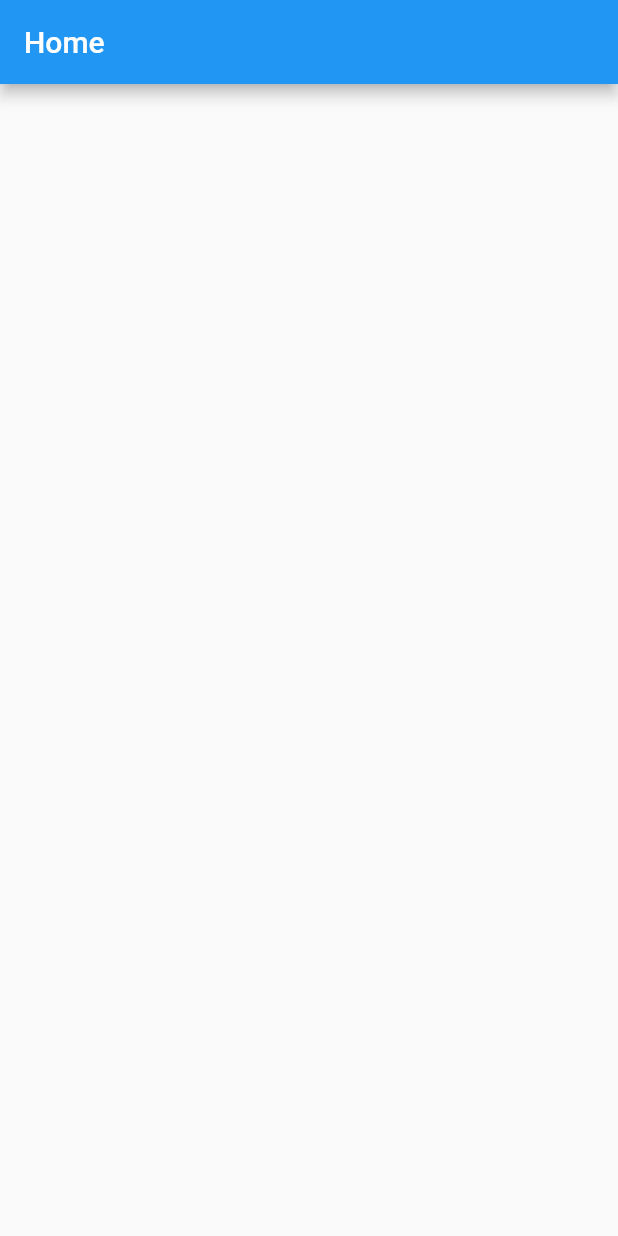
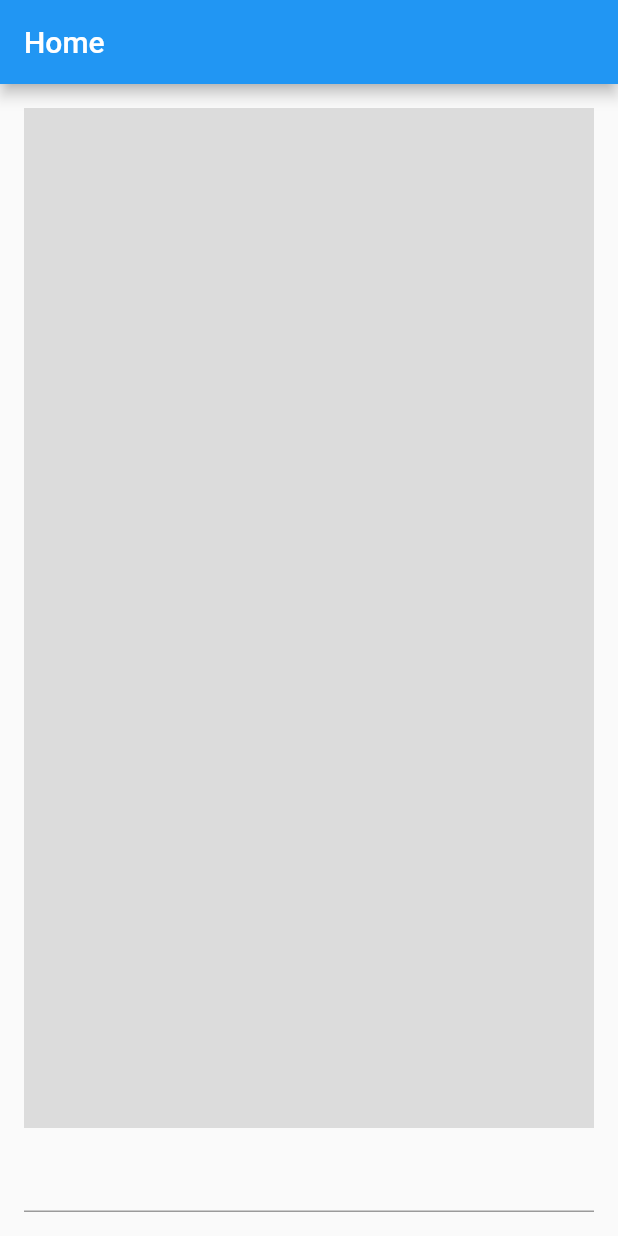
Before and after one commit to CORDEA/blanc, a Flutter app: the screen it shows after launch, on a phone screen of 412 x 824 dp. Run offline on Flutter 3.47's test engine with Material 2 defaults, Android fonts, the phone set to English and light mode, and no system bars.

Commit message:
add canvas

```diff
--- /dev/null
+++ b/lib/decorator.dart
@@ -0,0 +1,37 @@
+import 'package:flutter/material.dart';
+
+class Decorator extends StatelessWidget {
+  const Decorator({Key? key}) : super(key: key);
+
+  @override
+  Widget build(BuildContext context) {
+    return Column(
+      children: [
+        Expanded(
+          child: AspectRatio(
+            aspectRatio: 1,
+            child: ColoredBox(
+              color: Colors.black12,
+              child: GestureDetector(
+                onTapUp: (details) {},
+                child: CustomPaint(painter: _Painter()),
+              ),
+            ),
+          ),
+        ),
+        const SizedBox(height: 8),
+        const TextField(),
+      ],
+    );
+  }
+}
+
+class _Painter extends CustomPainter {
+  @override
+  void paint(Canvas canvas, Size size) {
+    // TODO: implement paint
+  }
+
+  @override
+  bool shouldRepaint(covariant CustomPainter oldDelegate) => true;
+}
--- a/lib/home.dart
+++ b/lib/home.dart
@@ -1,3 +1,4 @@
+import 'package:decoration_demo/decorator.dart';
 import 'package:flutter/material.dart';
 
 class Home extends StatelessWidget {
@@ -7,7 +8,10 @@ class Home extends StatelessWidget {
   Widget build(BuildContext context) {
     return Scaffold(
       appBar: AppBar(title: const Text('Home')),
-      body: const Center(),
+      body: const Padding(
+        padding: EdgeInsets.all(16),
+        child: Decorator(),
+      ),
     );
   }
 }
```
